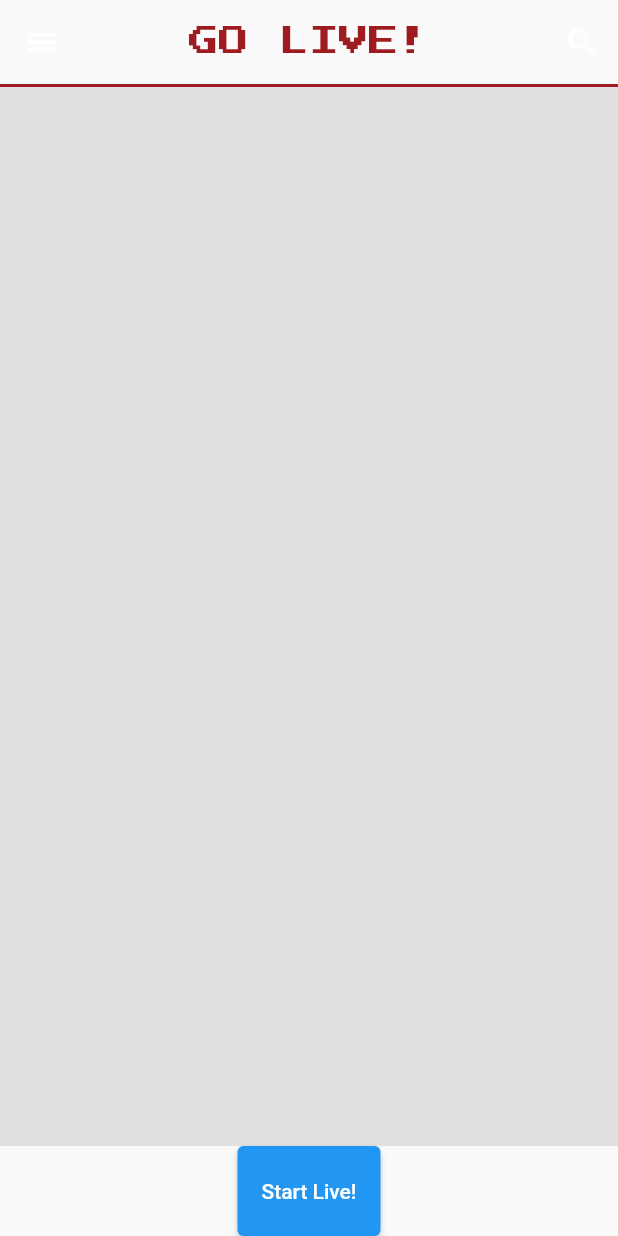
After one commit to JohnCarloMonte/Stream_App, a Flutter app: the Live screen opened directly, on a phone screen of 412 x 824 dp. The commit adds this screen. Run offline on Flutter 3.47's test engine with Material 2 defaults, Android fonts, the phone set to English and light mode, and no system bars; our stand-ins replace google_fonts.

Commit message:
November 15 2023. Project Streaming app

```diff
--- /dev/null
+++ b/lib/Live.dart
@@ -0,0 +1,71 @@
+import 'package:flutter/material.dart';
+import 'package:google_fonts/google_fonts.dart';
+
+class Live extends StatefulWidget {
+  const Live({Key? key}) : super(key: key);
+
+  @override
+  _LiveState createState() => _LiveState();
+}
+
+class _LiveState extends State<Live> {
+  @override
+  Widget build(BuildContext context) {
+    return Scaffold(
+      appBar: AppBar(
+        backgroundColor: Colors.transparent,
+        elevation: 0,
+        leading: IconButton(
+          icon: Icon(Icons.menu),
+          onPressed: () {
+            // Handle menu icon press
+          },
+        ),
+        title: Text(
+          "GO LIVE!",
+          style: GoogleFonts.pressStart2p(
+            color: Color(0xFF9e1c20),
+          ),
+        ),
+        centerTitle: true,
+        actions: <Widget>[
+          IconButton(
+            icon: Icon(Icons.search),
+            onPressed: () {
+              // Handle search icon press
+            },
+          ),
+        ],
+        bottom: PreferredSize(
+          preferredSize: Size.fromHeight(2.0),
+          child: Container(
+            color: Color(0xFF9e1c20),
+            height: 2.0,
+          ),
+        ),
+      ),
+      body: Column(
+        children: [
+          Expanded(
+            child: Container(
+              // Container for screen stream preview
+              color: Colors.grey[300], // Placeholder color
+              // You can add your stream preview widget here
+              // For example, if you have a widget called StreamPreviewWidget:
+              // child: StreamPreviewWidget(),
+            ),
+          ),
+          SizedBox(
+            height: 60.0,
+            child: ElevatedButton(
+              onPressed: () {
+                // Action when 'Start Live!' button is pressed
+              },
+              child: Text('Start Live!'),
+            ),
+          ),
+        ],
+      ),
+    );
+  }
+}
--- a/pubspec.yaml
+++ b/pubspec.yaml
@@ -40,6 +40,7 @@ dependencies:
   firebase_core: ^2.21.0
   #FIREBASE AUTH
   firebase_auth: ^4.12.1
+  screen_streamer: ^1.0.0+26
 
 dev_dependencies:
   flutter_test:
```
Also changed, not shown: lib/home.dart (+40 -8 lines), pubspec.lock, 5 other files.
